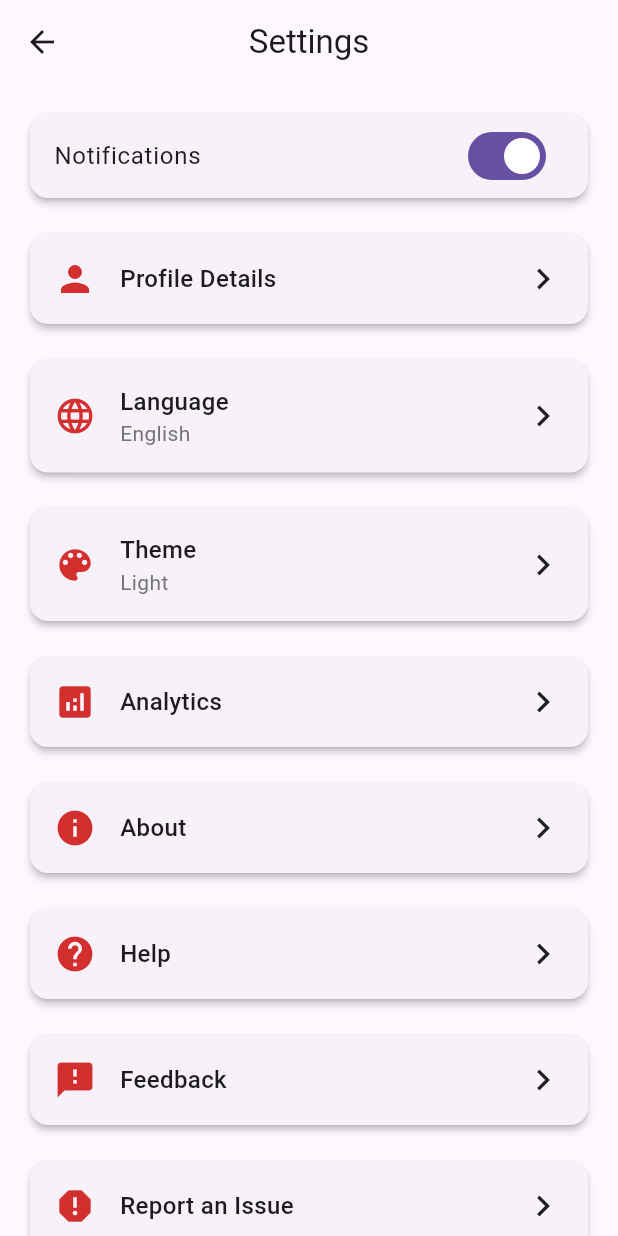
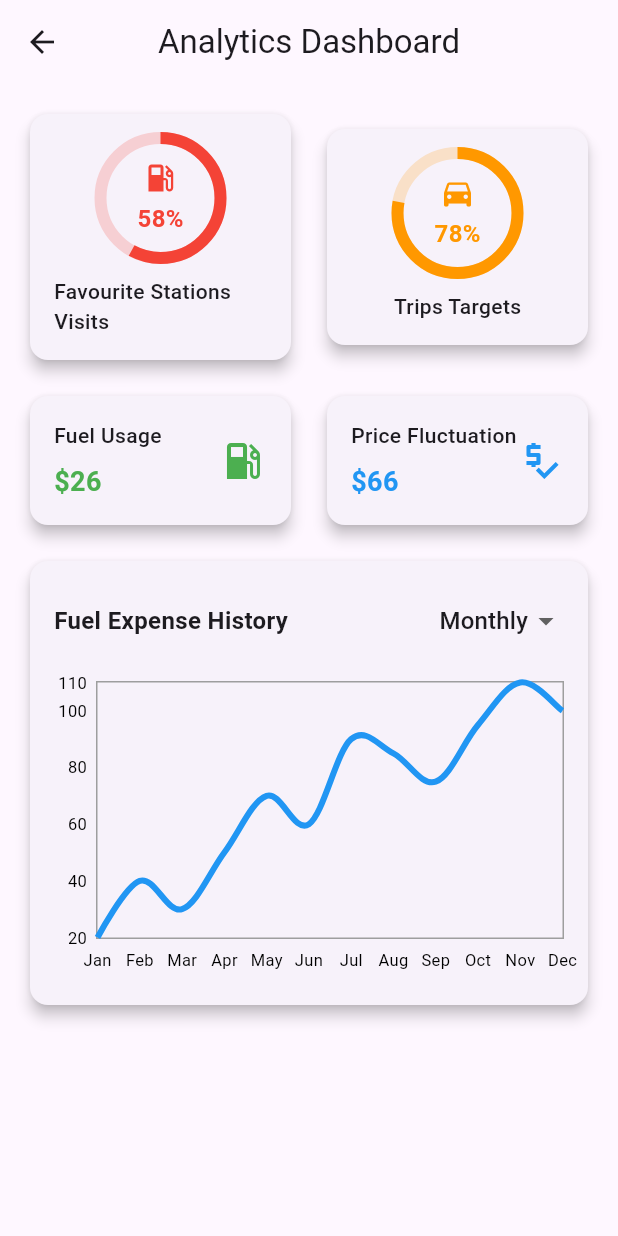
Before and after one commit to iamkonnect/FuelChecker, a Flutter app: the SettingsScreen screen opened by its route, after a tap on "Analytics", on a phone screen of 412 x 824 dp. Run offline on Flutter 3.47's test engine with Material 3 defaults, Android fonts, the phone set to English and light mode, and no system bars; drawn by our look-alikes of fl_chart; our stand-ins replace email_validator, flutter_map, flutter_rating_bar, geolocator, google_maps_flutter, latlong2; missing offline and left inert: mailer.

Commit message:
feat:analytics screen developed

```diff
--- a/lib/main.dart
+++ b/lib/main.dart
@@ -20,7 +20,8 @@ import 'screens/help_screen.dart';
 import 'screens/feedback_screen.dart';
 import 'screens/report_issue_screen.dart';
 import 'screens/diactivate_account_screen.dart';
-import 'screens/theme_screen.dart'; // Import the new ThemeScreen
+import 'screens/theme_screen.dart';
+import 'screens/analytics_screen.dart';
 
 void main() {
   runApp(
@@ -64,7 +65,8 @@ class MyApp extends StatelessWidget {
         '/feedback': (context) => const FeedbackScreen(),
         '/report': (context) => const ReportIssueScreen(),
         '/deactivate': (context) => const DeactivateAccountScreen(),
-        '/theme': (context) => const ThemeScreen(), // Add the ThemeScreen here
+        '/theme': (context) => const ThemeScreen(),
+        '/analytics': (context) => const AnalyticsScreen(),
       },
     );
   }
--- /dev/null
+++ b/lib/screens/analytics_screen.dart
@@ -0,0 +1,264 @@
+import 'package:flutter/material.dart';
+import 'package:fl_chart/fl_chart.dart';
+
+class AnalyticsScreen extends StatelessWidget {
+  const AnalyticsScreen({Key? key}) : super(key: key);
+
+  Widget _buildCircularIndicator({
+    required String title,
+    required double percentage,
+    required IconData icon,
+    Color color = Colors.blue,
+  }) {
+    return Card(
+      elevation: 4,
+      shape: RoundedRectangleBorder(borderRadius: BorderRadius.circular(12)),
+      child: Padding(
+        padding: const EdgeInsets.all(16.0),
+        child: Column(
+          mainAxisAlignment: MainAxisAlignment.center,
+          children: [
+            Stack(
+              alignment: Alignment.center,
+              children: [
+                SizedBox(
+                  height: 80,
+                  width: 80,
+                  child: CircularProgressIndicator(
+                    value: percentage / 100,
+                    strokeWidth: 8,
+                    color: color,
+                    backgroundColor: color.withOpacity(0.2),
+                  ),
+                ),
+                Column(
+                  mainAxisSize: MainAxisSize.min,
+                  children: [
+                    Icon(icon, size: 24, color: color),
+                    const SizedBox(height: 4),
+                    Text(
+                      '${percentage.toInt()}%',
+                      style: TextStyle(
+                        fontSize: 16,
+                        fontWeight: FontWeight.bold,
+                        color: color,
+                      ),
+                    ),
+                  ],
+                ),
+              ],
+            ),
+            const SizedBox(height: 12),
+            Text(
+              title,
+              style: const TextStyle(fontSize: 14, fontWeight: FontWeight.w500),
+            ),
+          ],
+        ),
+      ),
+    );
+  }
+
+  Widget _buildCard({
+    required String title,
+    required String value,
+    required IconData icon,
+    Color color = Colors.green,
+  }) {
+    return Card(
+      elevation: 4,
+      shape: RoundedRectangleBorder(borderRadius: BorderRadius.circular(12)),
+      child: Padding(
+        padding: const EdgeInsets.all(16.0),
+        child: Row(
+          mainAxisAlignment: MainAxisAlignment.spaceBetween,
+          children: [
+            Column(
+              crossAxisAlignment: CrossAxisAlignment.start,
+              children: [
+                Text(
+                  title,
+                  style: const TextStyle(
+                      fontSize: 14, fontWeight: FontWeight.w500),
+                ),
+                const SizedBox(height: 8),
+                Text(
+                  value,
+                  style: TextStyle(
+                    fontSize: 18,
+                    fontWeight: FontWeight.bold,
+                    color: color,
+                  ),
+                ),
+              ],
+            ),
+            Icon(icon, size: 32, color: color),
+          ],
+        ),
+      ),
+    );
+  }
+
+  Widget _buildFuelExpenseHistory() {
+    return Card(
+      elevation: 4,
+      shape: RoundedRectangleBorder(borderRadius: BorderRadius.circular(12)),
+      child: Padding(
+        padding: const EdgeInsets.all(16.0),
+        child: Column(
+          crossAxisAlignment: CrossAxisAlignment.start,
+          children: [
+            Row(
+              mainAxisAlignment: MainAxisAlignment.spaceBetween,
+              children: [
+                const Text(
+                  'Fuel Expense History',
+                  style: TextStyle(fontSize: 16, fontWeight: FontWeight.bold),
+                ),
+                DropdownButton<String>(
+                  underline: const SizedBox(),
+                  value: 'Monthly',
+                  items: const [
+                    DropdownMenuItem(value: 'Daily', child: Text('Daily')),
+                    DropdownMenuItem(value: 'Weekly', child: Text('Weekly')),
+                    DropdownMenuItem(value: 'Monthly', child: Text('Monthly')),
+                    DropdownMenuItem(value: 'Yearly', child: Text('Yearly')),
+                  ],
+                  onChanged: (value) {
+                    // Implement filter functionality
+                  },
+                ),
+              ],
+            ),
+            const SizedBox(height: 16),
+            SizedBox(
+              height: 200,
+              child: LineChart(
+                LineChartData(
+                  gridData: FlGridData(show: false),
+                  titlesData: FlTitlesData(
+                    leftTitles: SideTitles(showTitles: true),
+                    bottomTitles: SideTitles(
+                      showTitles: true,
+                      getTitles: (value) {
+                        const months = [
+                          'Jan',
+                          'Feb',
+                          'Mar',
+                          'Apr',
+                          'May',
+                          'Jun',
+                          'Jul',
+                          'Aug',
+                          'Sep',
+                          'Oct',
+                          'Nov',
+                          'Dec'
+                        ];
+                        if (value.toInt() < 0 ||
+                            value.toInt() >= months.length) {
+                          return '';
+                        }
+                        return months[value.toInt()];
+                      },
+                      reservedSize: 22,
+                    ),
+                  ),
+                  borderData: FlBorderData(
+                    show: true,
+                    border: Border.all(color: Colors.grey, width: 1),
+                  ),
+                  lineBarsData: [
+                    LineChartBarData(
+                      spots: [
+                        FlSpot(0, 20),
+                        FlSpot(1, 40),
+                        FlSpot(2, 30),
+                        FlSpot(3, 50),
+                        FlSpot(4, 70),
+                        FlSpot(5, 60),
+                        FlSpot(6, 90),
+                        FlSpot(7, 85),
+                        FlSpot(8, 75),
+                        FlSpot(9, 95),
+                        FlSpot(10, 110),
+                        FlSpot(11, 100),
+                      ],
+                      isCurved: true,
+                      colors: [Colors.blue],
+                      barWidth: 4,
+                      dotData: FlDotData(show: false),
+                      belowBarData: BarAreaData(show: false),
+                    ),
+                  ],
+                ),
+              ),
+            ),
+          ],
+        ),
+      ),
+    );
+  }
+
+  @override
+  Widget build(BuildContext context) {
+    return Scaffold(
+      appBar: AppBar(
+        title: const Text('Analytics Dashboard'),
+        centerTitle: true,
+      ),
+      body: Padding(
+        padding: const EdgeInsets.all(16.0),
+        child: Column(
+          children: [
+            Row(
+              children: [
+                Expanded(
+                  child: _buildCircularIndicator(
+                    title: 'Favourite Stations Visits',
+                    percentage: 58,
+                    icon: Icons.local_gas_station,
+                    color: Colors.red,
+                  ),
+                ),
+                const SizedBox(width: 16),
+                Expanded(
+                  child: _buildCircularIndicator(
+                    title: 'Trips Targets',
+                    percentage: 78,
+                    icon: Icons.directions_car,
+                    color: Colors.orange,
+                  ),
+                ),
+              ],
+            ),
+            const SizedBox(height: 16),
+            Row(
+              children: [
+                Expanded(
+                  child: _buildCard(
+                    title: 'Fuel Usage',
+                    value: '\$26',
+                    icon: Icons.local_gas_station,
+                    color: Colors.green,
+                  ),
+                ),
+                const SizedBox(width: 16),
+                Expanded(
+                  child: _buildCard(
+                    title: 'Price Fluctuation',
+                    value: '\$66',
+                    icon: Icons.price_check,
+                    color: Colors.blue,
+                  ),
+                ),
+              ],
+            ),
+            const SizedBox(height: 16),
+            _buildFuelExpenseHistory(),
+          ],
+        ),
+      ),
+    );
+  }
+}
--- a/lib/screens/settings_screen.dart
+++ b/lib/screens/settings_screen.dart
@@ -192,7 +192,7 @@ class _SettingsScreenState extends State<SettingsScreen> {
                 icon: Icons.analytics,
                 title: 'Analytics',
                 onTap: () {
-                  // Implement analytics functionality
+                  Navigator.pushNamed(context, '/analytics');
                 },
               ),
               const SizedBox(height: 16),
--- a/pubspec.yaml
+++ b/pubspec.yaml
@@ -19,6 +19,7 @@ dependencies:
   google_maps_flutter: ^2.0.0 # Add any other missing dependencies here
   location_web: ^5.0.4 # Updated to the latest version
   flutter_rating_bar: ^4.0.0
+  fl_chart: 0.36.0
 
 dev_dependencies:
   flutter_test:
```
Also changed, not shown: pubspec.lock.
